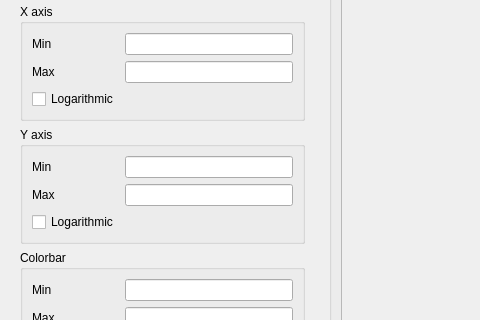
Old version of the form mslice/plotting/plot_window/plot_options.ui in the repository mantidproject/mslice; both pictures show x 0 to 480 and y 141 to 461 of the 710 by 556 pixel window.
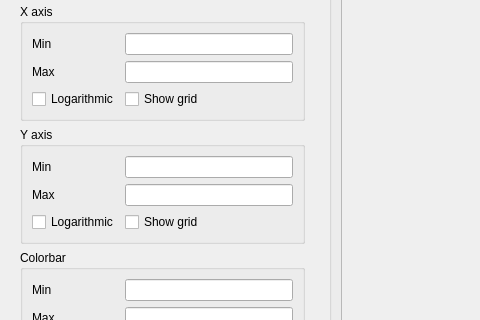
New version of the form.

Commit message: Re #189 - added option to toggle grid lines

Patch:
```diff
--- a/mslice/plotting/plot_window/plot_options.ui
+++ b/mslice/plotting/plot_window/plot_options.ui
@@ -125,6 +125,13 @@
            </property>
           </widget>
          </item>
+         <item row="2" column="1">
+          <widget class="QCheckBox" name="chkXGrid">
+           <property name="text">
+            <string>Show grid</string>
+           </property>
+          </widget>
+         </item>
         </layout>
        </widget>
       </item>
@@ -178,6 +185,13 @@
            </property>
           </widget>
          </item>
+         <item row="2" column="1">
+          <widget class="QCheckBox" name="chkYGrid">
+           <property name="text">
+            <string>Show grid</string>
+           </property>
+          </widget>
+         </item>
         </layout>
        </widget>
       </item>
```
The commit also changes 6 other files.
